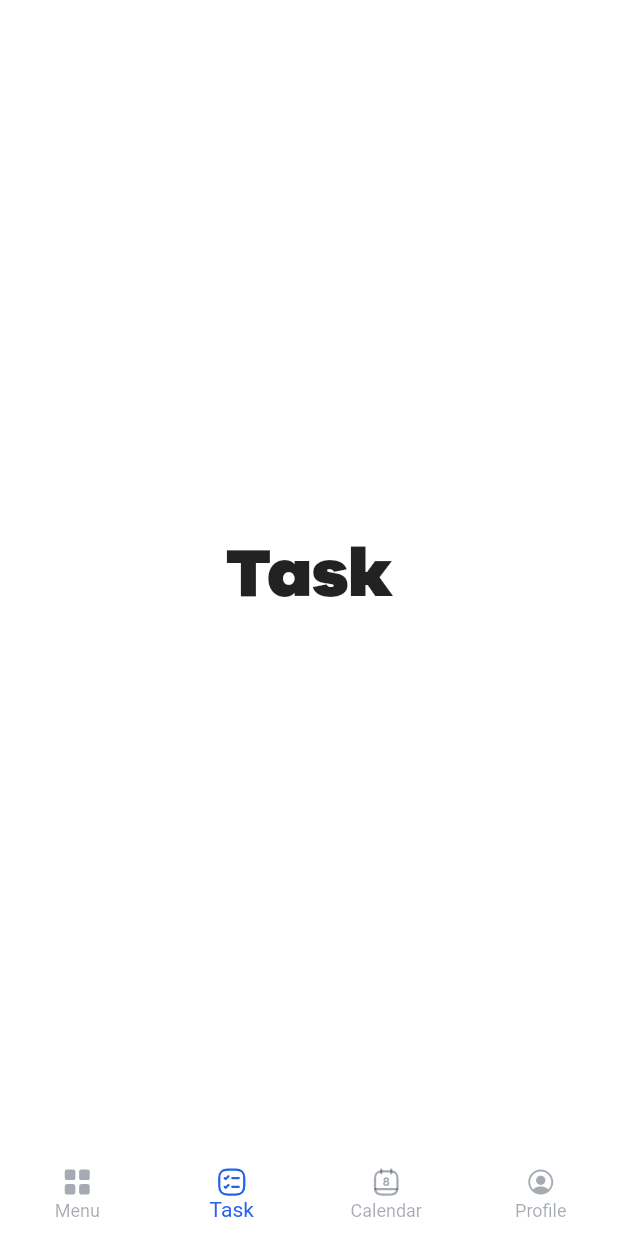
After one commit to xasanov1716/to_do_project, a Flutter app: the screen it shows after launch, item 2 of the bottom bar chosen, on a phone screen of 412 x 824 dp. The commit adds this screen. Run offline on Flutter 3.47's test engine with Material 2 defaults, Android fonts, the phone set to English and light mode, and no system bars; our stand-ins replace flutter_screenutil, flutter_svg.

Commit message:
screenlar qo'shildi

```diff
--- a/lib/ui/tap_bax.dart
+++ b/lib/ui/tap_bax.dart
@@ -1,7 +1,10 @@
 import 'package:flutter/material.dart';
 import 'package:flutter_screenutil/flutter_screenutil.dart';
 import 'package:flutter_svg/flutter_svg.dart';
+import 'package:to_do_project/ui/calendar/calendar_screen.dart';
 import 'package:to_do_project/ui/home/home_screen.dart';
+import 'package:to_do_project/ui/profile/profile_screen.dart';
+import 'package:to_do_project/ui/task/task_screen.dart';
 import 'package:to_do_project/utils/app_colors.dart';
 import 'package:to_do_project/utils/app_images.dart';
 
@@ -21,13 +24,17 @@ int tapIndex = 0;
 @override
   void initState() {
       screens.add(const HomeScreen());
+      screens.add(const TaskScreen());
+      screens.add(const CalendarScreen());
+      screens.add(const ProfileScreen());
     super.initState();
   }
   @override
   Widget build(BuildContext context) {
     return Scaffold(
-      body: Center(child: Text('Login',style: TextStyle(fontSize: 45.sp,fontFamily: 'GalanoGrotesque-Medium'),),),
+      body: screens[tapIndex],
       bottomNavigationBar: BottomNavigationBar(
+        elevation: 0,
         backgroundColor: AppColors.white,
         type: BottomNavigationBarType.fixed,
         unselectedItemColor: AppColors.C_202D41.withOpacity(0.4),
@@ -39,12 +46,23 @@ int tapIndex = 0;
           });
         },
         items: [
-          BottomNavigationBarItem(icon: SvgPicture.asset(AppImages.menu,),label: 'Menu' ),
-          BottomNavigationBarItem(icon: SvgPicture.asset(AppImages.task),label: 'Task' ),
-          BottomNavigationBarItem(icon: SvgPicture.asset(AppImages.calendar),label: 'Calendar' ),
-          BottomNavigationBarItem(icon: SvgPicture.asset(AppImages.profile),label: 'Profile' ),
+          getBottomNavItem(activeIcon: AppImages.menu, icon: AppImages.menu, label: 'Menu'),
+          getBottomNavItem(activeIcon: AppImages.activeTask, icon: AppImages.task, label: 'Task'),
+          getBottomNavItem(activeIcon: AppImages.activeCalendar, icon: AppImages.calendar, label: 'Calendar'),
+          getBottomNavItem(activeIcon: AppImages.activeProfile, icon: AppImages.profile, label: 'Profile'),
         ],
       ),
     );
   }
+BottomNavigationBarItem getBottomNavItem({
+  required String activeIcon,
+  required String icon,
+  required String label,
+}) {
+  return BottomNavigationBarItem(
+    activeIcon: SvgPicture.asset(activeIcon),
+    icon: SvgPicture.asset(icon),
+    label: label,
+  );
 }
+}
--- /dev/null
+++ b/lib/ui/task/task_screen.dart
@@ -0,0 +1,16 @@
+import 'package:flutter/material.dart';
+import 'package:flutter_screenutil/flutter_screenutil.dart';
+
+import '../../utils/app_colors.dart';
+
+class TaskScreen extends StatelessWidget {
+  const TaskScreen({super.key});
+
+  @override
+  Widget build(BuildContext context) {
+    return Scaffold(
+      backgroundColor: AppColors.white,
+      body: Center(child: Text('Task',style: TextStyle(fontSize: 45.sp,fontFamily: 'GalanoGrotesque-Medium'),),),
+    );
+  }
+}
--- a/lib/utils/app_images.dart
+++ b/lib/utils/app_images.dart
@@ -15,6 +15,9 @@ class AppImages{
   static const String settings = 'assets/svg/settings.svg';
   static const String share = 'assets/svg/share.svg';
   static const String task = 'assets/svg/task.svg';
+  static const String activeTask = 'assets/svg/activeTask.svg';
+  static const String activeProfile = 'assets/svg/activeProfile.svg';
+  static const String activeCalendar = 'assets/svg/activeCalendar.svg';
 
 
   //png
```
Also changed, not shown: lib/ui/calendar/calendar_screen.dart (added, +16 -0 lines), lib/ui/home/home_screen.dart (+6 -1 lines), lib/ui/profile/profile_screen.dart (added, +16 -0 lines), assets/svg/activeCalendar.svg (added), assets/svg/activeProfile.svg (added), assets/svg/activeTask.svg (added).
